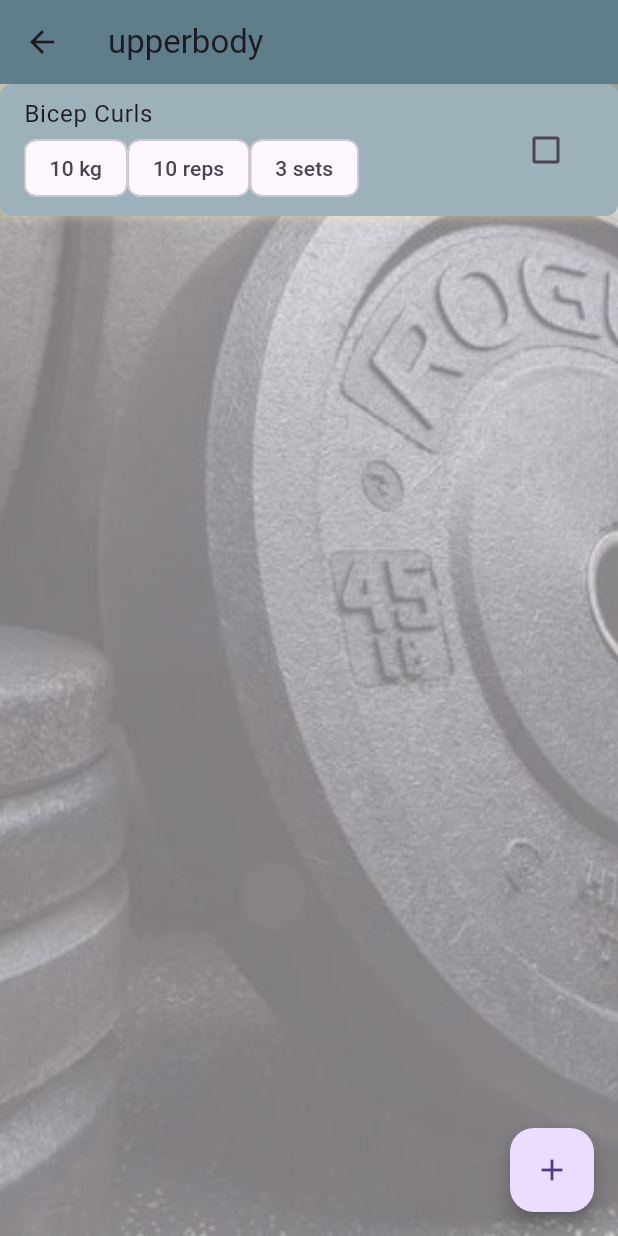
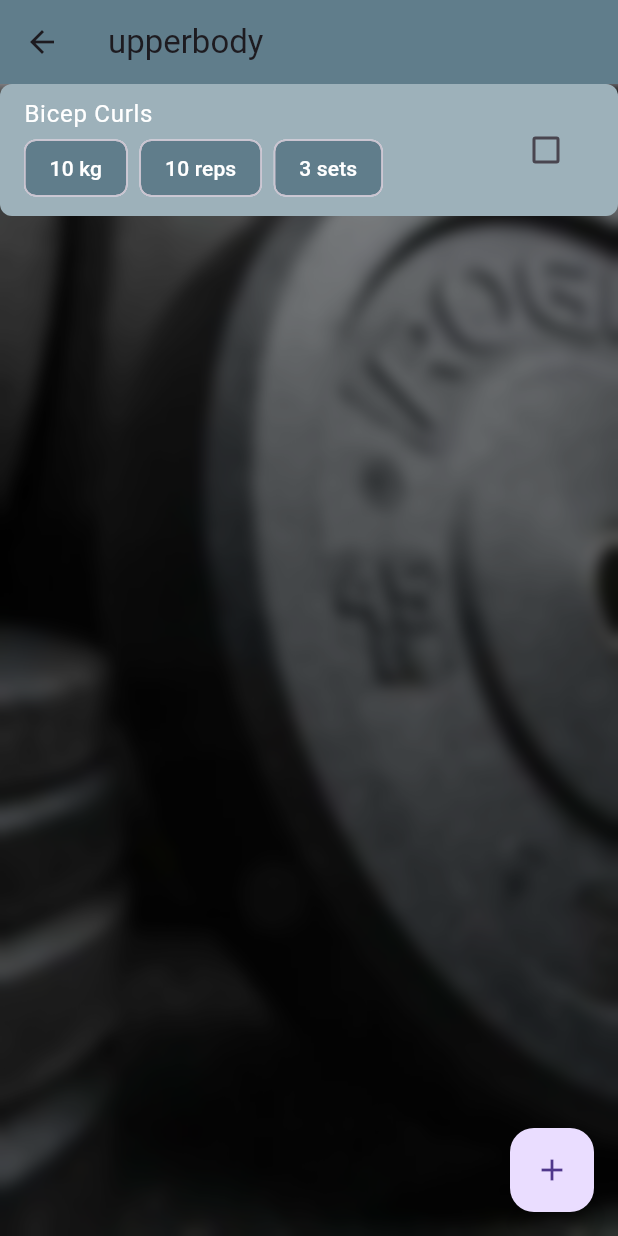
Before and after one commit to mhaler22/Workout, a Flutter app: the HomePage screen opened by its route, after a tap on the "arrow forward ios" icon, on a phone screen of 412 x 824 dp. Run offline on Flutter 3.47's test engine with Material 3 defaults, Android fonts, the phone set to English and light mode, and no system bars; our stand-ins replace flutter_heatmap_calendar, hive_flutter; accounts and stored records are empty.

Commit message:
git commit git add flutter_application_1/lib/components/exercise_tile.dart git add flutter_application_1/lib/pages/LoginPage.dart git add flutter_application_1/lib/pages/home_page.dart git add flutter_application_1/lib/pages/welcome_page.dart git add flutter_application_1/lib/pages/workout_page.dart git add flutter_application_1/pubspec.yaml git add flutter_application_1/assets/photo1 git add flutter_application_1/assets/photo2 git add flutter_application_1/assets/photo3

```diff
--- a/flutter_application_1/lib/components/exercise_tile.dart
+++ b/flutter_application_1/lib/components/exercise_tile.dart
@@ -4,16 +4,7 @@ class ExerciseScreen extends StatelessWidget {
   @override
   Widget build(BuildContext context) {
     return Scaffold(
-      backgroundColor: const Color.fromARGB(255, 241, 234, 234), // Shade of red background
-      body: Container(
-        decoration: BoxDecoration(
-          gradient: LinearGradient(
-            begin: Alignment.topLeft,
-            end: Alignment.bottomRight,
-            colors: <Color>[Colors.red[300]!, Colors.red[200]!.withOpacity(0.8)],
-          ),
-        ),
-        child: SafeArea(
+      body: SafeArea(
         child: ExerciseTile(
           exerciseName: "Exercise Name", // Replace with your exercise name
           weight: "50", // Replace with weight
@@ -21,7 +12,6 @@ class ExerciseScreen extends StatelessWidget {
           sets: "3", // Replace with sets
           isCompleted: false, // Set to true if completed
           onCheckBoxChanged: (value) => print("Checkbox changed: $value"), // Handle checkbox change
-          ),
         ),
       ),
     );
@@ -50,27 +40,38 @@ class ExerciseTile extends StatelessWidget {
   Widget build(BuildContext context) {
     return Container(
       decoration: BoxDecoration(
-        color: Color.fromARGB(255, 157, 177, 186), // Set background color to red (This won't affect final output)
-        borderRadius: BorderRadius.circular(8.0), // Add rounded corners (This won't affect final output)
-        boxShadow: [
-          BoxShadow(
-            color: Colors.yellow[200]!.withOpacity(0.3), // Yellow accent for shadow (This won't affect final output)
-            blurRadius: 4.0, // Adjust blur radius for shadow softness (This won't affect final output)
-            spreadRadius: 2.0, // Adjust spread radius for shadow size (This won't affect final output)
+        color: Color.fromARGB(255, 157, 177, 186), // Set background color
+        borderRadius: BorderRadius.circular(8.0), // Add rounded corners
+      ),
+      child: ListTile(
+        title: Text(
+          exerciseName,
+          style: TextStyle(color: Colors.white), // Set exercise name text color to white
+        ),
+        subtitle: Row(
+          children: [
+            Chip(
+              label: Text("$weight kg"),
+              backgroundColor: Colors.blueGrey, // Set Chip background color
+              labelStyle: TextStyle(color: Colors.white), // Optional: Set text color
+            ),
+            SizedBox(width: 8.0), // Optional: Add spacing between Chips
+            Chip(
+              label: Text("$reps reps"),
+              backgroundColor: Colors.blueGrey, // Set Chip background color
+              labelStyle: TextStyle(color: Colors.white), // Optional: Set text color
+            ),
+            SizedBox(width: 8.0), // Optional: Add spacing between Chips
+            Chip(
+              label: Text("$sets sets"),
+              backgroundColor: Colors.blueGrey, // Set Chip background color
+              labelStyle: TextStyle(color: Colors.white), // Optional: Set text color
             ),
           ],
         ),
-      child: ListTile(
-        title: Text(exerciseName),
-        subtitle: Row(children: [
-          //weight
-          Chip(label: Text("$weight kg")),
-          Chip(label: Text("$reps reps")),
-          Chip(label: Text("$sets sets")),
-        ]),
         trailing: Checkbox(
           value: isCompleted,
-          onChanged: (value) => onCheckBoxChanged!(value),
+          onChanged: onCheckBoxChanged,
         ),
       ),
     );
--- a/flutter_application_1/lib/pages/workout_page.dart
+++ b/flutter_application_1/lib/pages/workout_page.dart
@@ -1,3 +1,4 @@
+import 'dart:ui';
 import 'package:flutter/material.dart';
 import 'package:flutter_application_1/components/exercise_tile.dart';
 import 'package:flutter_application_1/data/workout_data.dart';
@@ -5,126 +6,85 @@ import 'package:provider/provider.dart';
 
 class WorkoutPage extends StatefulWidget {
   final String workoutName;
-  const WorkoutPage({super.key,  required this.workoutName});
+  const WorkoutPage({super.key, required this.workoutName});
 
   @override
   State<WorkoutPage> createState() => _WorkoutPageState();
 }
 
 class _WorkoutPageState extends State<WorkoutPage> {
-
-    //checlbox was tapped
-    void onCheckBoxChanged(String workoutName, String exerciseName) {
-      Provider.of<WorkoutData>(context, listen: false).checkOffExercise(workoutName, exerciseName);
-    }
-
-    // text controllers
   final exerciseNameContorller = TextEditingController();
   final weightContorller = TextEditingController();
   final repsContorller = TextEditingController();
   final setsContorller = TextEditingController();
 
+  void onCheckBoxChanged(String workoutName, String exerciseName) {
+    Provider.of<WorkoutData>(context, listen: false).checkOffExercise(workoutName, exerciseName);
+  }
 
-
-
-
-
-
-  // create new Exercise
   void createNewExercise() {
-    showDialog(context: context,
+    showDialog(
+      context: context,
       builder: (context) => AlertDialog(
         title: Text('Add a new Exercise'),
         content: Column(
           mainAxisSize: MainAxisSize.min,
           children: [
-      //exercise name
             TextField(
-        decoration: const InputDecoration(
-          hintText: 'exercise Name'),
-
+              decoration: const InputDecoration(hintText: 'Exercise Name'),
               controller: exerciseNameContorller,
             ),
-
-
-      //weight
             TextField(
-        decoration: const InputDecoration(
-          hintText: 'enter weight'
-        ),
+              decoration: const InputDecoration(hintText: 'Enter weight'),
               controller: weightContorller,
             ),
-
-
-      //reps
             TextField(
-        decoration: const InputDecoration(
-          hintText: 'enter reps'
-        ),
+              decoration: const InputDecoration(hintText: 'Enter reps'),
               controller: repsContorller,
             ),
-
-
-      //sets
             TextField(
-        decoration: const InputDecoration(
-          hintText: 'enter sets'
-        ),
+              decoration: const InputDecoration(hintText: 'Enter sets'),
               controller: setsContorller,
             ),
-
           ],
         ),
         actions: [
-      //save button
           MaterialButton(
             onPressed: save,
             child: Text("SAVE"),
           ),
-
-// cancel button
           MaterialButton(
             onPressed: cancel,
             child: Text("CANCEL"),
           ),
-
         ],
       ),
     );
   }
 
-  // save workout
   void save() {
-  // get exercise name from text controller
-  String newEexerciseName = exerciseNameContorller.text;
+    String newExerciseName = exerciseNameContorller.text;
     String weight = weightContorller.text;
     String reps = repsContorller.text;
     String sets = setsContorller.text;
-  //add workout to workoutdata list
+
     Provider.of<WorkoutData>(context, listen: false).addExercise(
       widget.workoutName,
-     newEexerciseName,
+      newExerciseName,
       weight,
       reps,
       sets,
     );
 
-//pop dialog box
-Navigator.pop(context);
-clear();
-
-}
-
-
-// cancel
-void cancel() {
-//pop dialog box
     Navigator.pop(context);
     clear();
   }
 
+  void cancel() {
+    Navigator.pop(context);
+    clear();
+  }
 
-// clear controller
   void clear() {
     exerciseNameContorller.clear();
     weightContorller.clear();
@@ -133,10 +93,11 @@ void clear() {
   }
 
   @override
-  Widget build(BuildContext content) {
+  Widget build(BuildContext context) {
     return Consumer<WorkoutData>(
       builder: (context, value, child) => Scaffold(
-      appBar: AppBar(title: Text(widget.workoutName),
+        appBar: AppBar(
+          title: Text(widget.workoutName),
           backgroundColor: Colors.blueGrey,
         ),
         floatingActionButton: FloatingActionButton(
@@ -145,9 +106,7 @@ void clear() {
         ),
         body: Stack(
           children: [
-            Opacity(
-              opacity: 0.5,
-              child: Container(
+            Container(
               decoration: BoxDecoration(
                 image: DecorationImage(
                   image: AssetImage('assets/workout.jpeg'),
@@ -155,14 +114,13 @@ void clear() {
                 ),
               ),
             ),
-              ),
-
-
-
-      Container(
+            BackdropFilter(
+              filter: ImageFilter.blur(sigmaX: 5.0, sigmaY: 5.0), // Apply blur effect
+              child: Container(
+                color: Colors.black.withOpacity(0.3), // Optional: adds a dark overlay to improve text readability
                 child: ListView.builder(
                   itemCount: value.numberOfExercisesInWorkout(widget.workoutName),
-        itemBuilder: (context, index) =>ExerciseTile(
+                  itemBuilder: (context, index) => ExerciseTile(
                     exerciseName: value.getRelevantWorkout(widget.workoutName).exercises[index].name,
                     weight: value.getRelevantWorkout(widget.workoutName).exercises[index].weight,
                     reps: value.getRelevantWorkout(widget.workoutName).exercises[index].reps,
@@ -170,10 +128,8 @@ void clear() {
                     isCompleted: value.getRelevantWorkout(widget.workoutName).exercises[index].isCompleted,
                     onCheckBoxChanged: (val) => onCheckBoxChanged(
                       widget.workoutName,
-            value
-            .getRelevantWorkout(widget.workoutName)
-            .exercises[index]
-            .name,
+                      value.getRelevantWorkout(widget.workoutName).exercises[index].name,
+                    ),
                   ),
                 ),
               ),
--- a/flutter_application_1/pubspec.yaml
+++ b/flutter_application_1/pubspec.yaml
@@ -70,6 +70,9 @@ flutter:
   - assets/welcome.jpg
   - assets/homepage.jpg
   - assets/workout.jpeg
+  - assets/photo1.jpg
+  - assets/photo2.png
+  - assets/photo3.jpg
 
   # An image asset can refer to one or more resolution-specific "variants", see
   # https://flutter.dev/assets-and-images/#resolution-aware
```
Also changed, not shown: flutter_application_1/lib/pages/LoginPage.dart (+14 -11 lines), flutter_application_1/lib/pages/home_page.dart (+63 -75 lines), flutter_application_1/lib/pages/welcome_page.dart (+40 -9 lines). Lines whose indentation alone changed are shown as unchanged.
